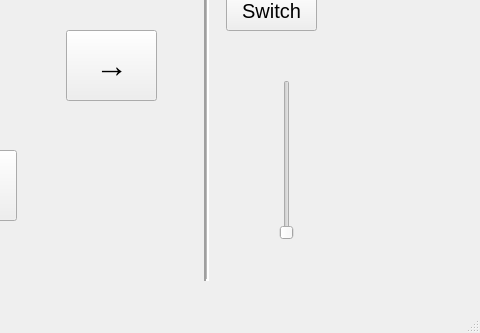
Old version of the form test1.ui in the repository 5AF1/ERC-GUI; both pictures show x 694 to 1174 and y 280 to 613 of the 1174 by 613 pixel window.
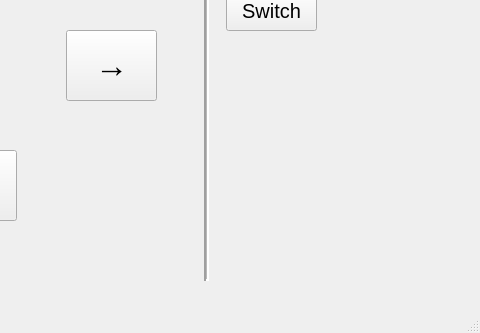
New version of the form.

Commit message: Basic layout

Diff of the .ui file:
```diff
--- a/test1.ui
+++ b/test1.ui
@@ -470,19 +470,6 @@
      <string>Call</string>
     </property>
    </widget>
-   <widget class="QSlider" name="verticalSlider">
-    <property name="geometry">
-     <rect>
-      <x>970</x>
-      <y>360</y>
-      <width>22</width>
-      <height>160</height>
-     </rect>
-    </property>
-    <property name="orientation">
-     <enum>Qt::Vertical</enum>
-    </property>
-   </widget>
   </widget>
   <widget class="QStatusBar" name="statusbar"/>
  </widget>
```
The commit also changes 2 other files.
